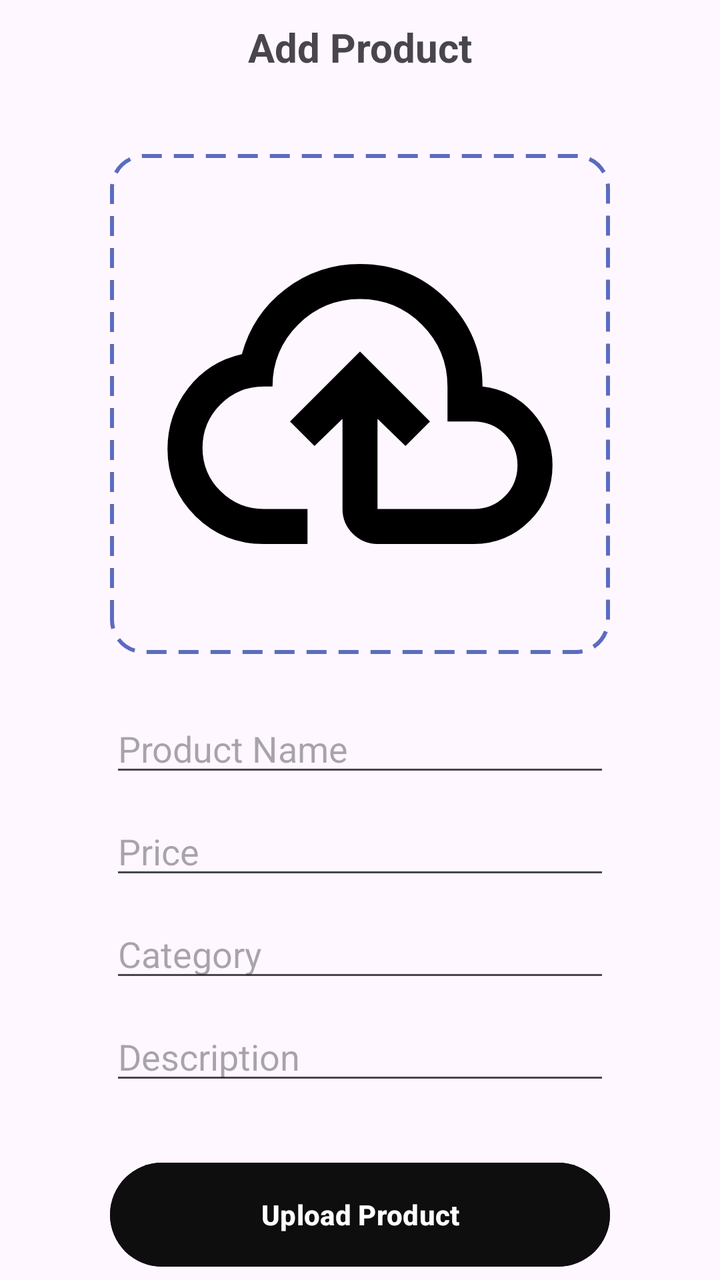
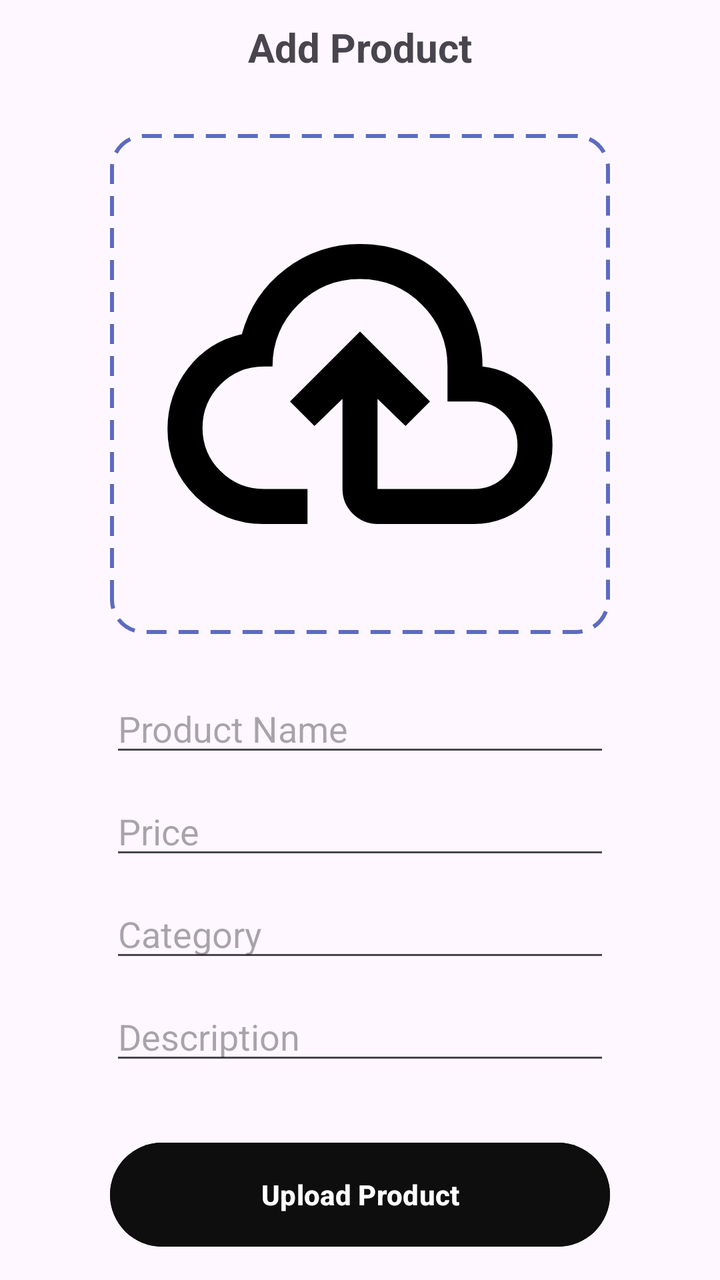

Before-and-after screenshots of an Android layout around one commit, followed by the original layout XML and the change that was made.
<!-- AndroidManifest.xml: application theme Theme.ECommerceFitIn -->
<!-- res/layout/fragment_add.xml -->
<?xml version="1.0" encoding="utf-8"?>
<androidx.constraintlayout.widget.ConstraintLayout xmlns:android="http://schemas.android.com/apk/res/android"
    xmlns:app="http://schemas.android.com/apk/res-auto"
    xmlns:tools="http://schemas.android.com/tools"
    android:layout_width="match_parent"
    android:layout_height="match_parent"
    tools:context=".AddFragment">

    
    <TextView
        android:id="@+id/textView"
        android:layout_width="wrap_content"
        android:layout_height="wrap_content"
        android:layout_marginTop="10dp"
        android:text="Add Product"
        android:textSize="20sp"
        android:textStyle="bold"
        app:layout_constraintEnd_toEndOf="parent"
        app:layout_constraintStart_toStartOf="parent"
        app:layout_constraintTop_toTopOf="parent" />

    <LinearLayout
        android:id="@+id/uploadImageCard"
        android:layout_width="250dp"
        android:layout_height="250dp"
        android:layout_marginTop="40dp"
        android:background="@drawable/borderupload"
        android:gravity="center"
        android:orientation="vertical"
        app:layout_constraintEnd_toEndOf="parent"
        app:layout_constraintStart_toStartOf="parent"
        app:layout_constraintTop_toBottomOf="@+id/textView">

        <ImageView
            android:id="@+id/ivPreview"
            android:layout_width="220dp"
            android:layout_height="220dp"
            android:padding="5dp"
            android:scaleType="centerCrop"
            app:layout_constraintEnd_toEndOf="parent"
            app:layout_constraintStart_toStartOf="parent"
            app:layout_constraintTop_toBottomOf="@+id/textView"
            app:srcCompat="@drawable/upload" />
    </LinearLayout>


    <EditText
        android:id="@+id/editTextPrice"
        android:layout_width="0dp"
        android:layout_height="wrap_content"
        android:layout_marginTop="10dp"
        android:ems="14"
        android:hint="Price"
        android:inputType="text"
        app:layout_constraintEnd_toEndOf="@+id/editTextName"
        app:layout_constraintStart_toStartOf="@+id/editTextName"
        app:layout_constraintTop_toBottomOf="@+id/editTextName" />

    <EditText
        android:id="@+id/editTextName"
        android:layout_width="0dp"
        android:layout_height="wrap_content"
        android:layout_marginTop="25dp"
        android:ems="14"
        android:hint="Product Name"
        android:inputType="text"
        app:layout_constraintEnd_toEndOf="@+id/uploadImageCard"
        app:layout_constraintStart_toStartOf="@+id/uploadImageCard"
        app:layout_constraintTop_toBottomOf="@+id/uploadImageCard" />

    <EditText
        android:id="@+id/editTextCategory"
        android:layout_width="0dp"
        android:layout_height="wrap_content"
        android:layout_marginTop="10dp"
        android:ems="14"
        android:hint="Category"
        android:inputType="text"
        app:layout_constraintEnd_toEndOf="@+id/editTextPrice"
        app:layout_constraintStart_toStartOf="@+id/editTextPrice"
        app:layout_constraintTop_toBottomOf="@+id/editTextPrice" />

    <EditText
        android:id="@+id/editTextDescription"
        android:layout_width="0dp"
        android:layout_height="wrap_content"
        android:layout_marginTop="10dp"
        android:ems="14"
        android:hint="Description"
        android:inputType="text"
        app:layout_constraintEnd_toEndOf="@+id/editTextCategory"
        app:layout_constraintStart_toStartOf="@+id/editTextCategory"
        app:layout_constraintTop_toBottomOf="@+id/editTextCategory" />

    <Button
        android:id="@+id/btnUpload"
        android:layout_width="0dp"
        android:layout_height="60dp"
        android:layout_marginTop="30dp"
        android:backgroundTint="@color/black"
        android:text="Upload Product"
        android:textColor="@color/white"
        android:textStyle="bold"
        app:layout_constraintEnd_toEndOf="@+id/editTextDescription"
        app:layout_constraintStart_toStartOf="@+id/editTextDescription"
        app:layout_constraintTop_toBottomOf="@+id/editTextDescription" />
</androidx.constraintlayout.widget.ConstraintLayout>
<!-- resources referenced by this layout -->
<resources>
  <color name="black">#0F0E0E</color>
  <color name="white">#FFFFFFFF</color>
  <!-- drawable borderupload (drawable) -->
  <?xml version="1.0" encoding="utf-8"?>
  <shape xmlns:android="http://schemas.android.com/apk/res/android"
      android:shape="rectangle">
  
      
      <corners android:radius="16dp"/>
  
      
      <stroke
          android:width="2dp"
          android:color="#5C6BC0"
          android:dashWidth="10dp"
          android:dashGap="6dp"/>
  
  </shape>
  <!-- drawable upload (drawable) -->
  <vector xmlns:android="http://schemas.android.com/apk/res/android" android:height="24dp" android:tint="#000000" android:viewportHeight="960" android:viewportWidth="960" android:width="24dp">
        
      <path android:fillColor="@android:color/white" android:pathData="M260,800Q169,800 104.5,737Q40,674 40,583Q40,505 87,444Q134,383 210,366Q235,274 310,217Q385,160 480,160Q597,160 678.5,241.5Q760,323 760,440L760,440L760,440Q829,448 874.5,499.5Q920,551 920,620Q920,695 867.5,747.5Q815,800 740,800L520,800Q487,800 463.5,776.5Q440,753 440,720L440,514L376,576L320,520L480,360L640,520L584,576L520,514L520,720Q520,720 520,720Q520,720 520,720L740,720Q782,720 811,691Q840,662 840,620Q840,578 811,549Q782,520 740,520L680,520L680,440Q680,357 621.5,298.5Q563,240 480,240Q397,240 338.5,298.5Q280,357 280,440L260,440Q202,440 161,481Q120,522 120,580Q120,638 161,679Q202,720 260,720L360,720L360,800L260,800ZM480,520L480,520L480,520Q480,520 480,520Q480,520 480,520L480,520L480,520Q480,520 480,520Q480,520 480,520L480,520Q480,520 480,520Q480,520 480,520L480,520Q480,520 480,520Q480,520 480,520Q480,520 480,520Q480,520 480,520L480,520L480,520Q480,520 480,520Q480,520 480,520Q480,520 480,520Q480,520 480,520L480,520Q480,520 480,520Q480,520 480,520Q480,520 480,520Q480,520 480,520L480,520Z" />
  
  </vector>
  <style name="Theme.ECommerceFitIn" parent="Base.Theme.ECommerceFitIn" />
  <style name="Base.Theme.ECommerceFitIn" parent="Theme.Material3.DayNight.NoActionBar">
          
          
      </style>
</resources>

<!-- the commit's change to res/layout/fragment_add.xml (unified diff, before → after) -->
@@ -23,7 +23,7 @@
         android:id="@+id/uploadImageCard"
         android:layout_width="250dp"
         android:layout_height="250dp"
-        android:layout_marginTop="40dp"
+        android:layout_marginTop="30dp"
         android:background="@drawable/borderupload"
         android:gravity="center"
         android:orientation="vertical"
